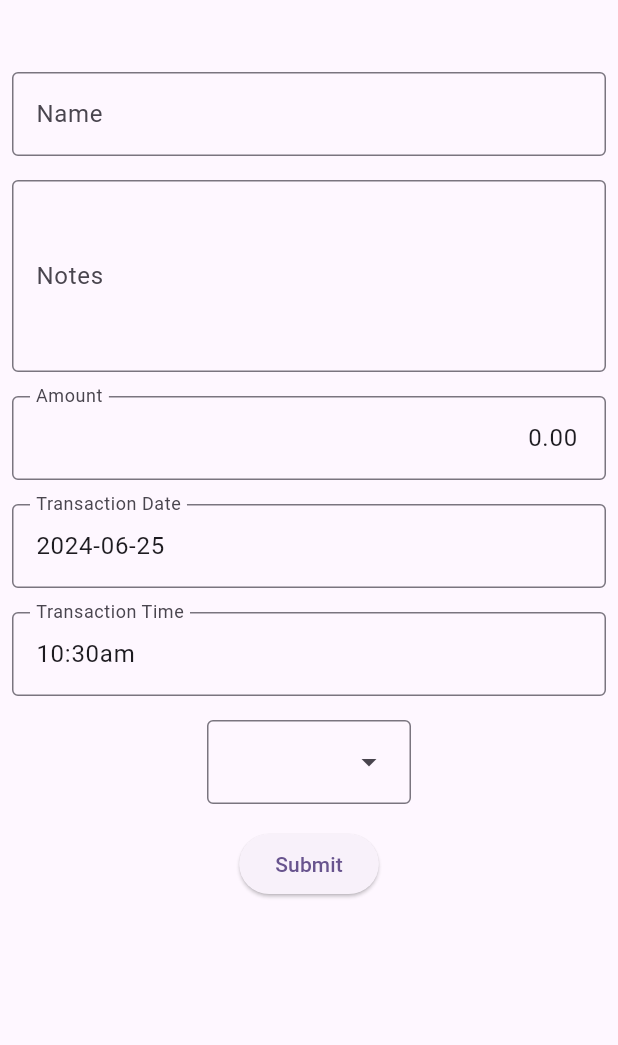
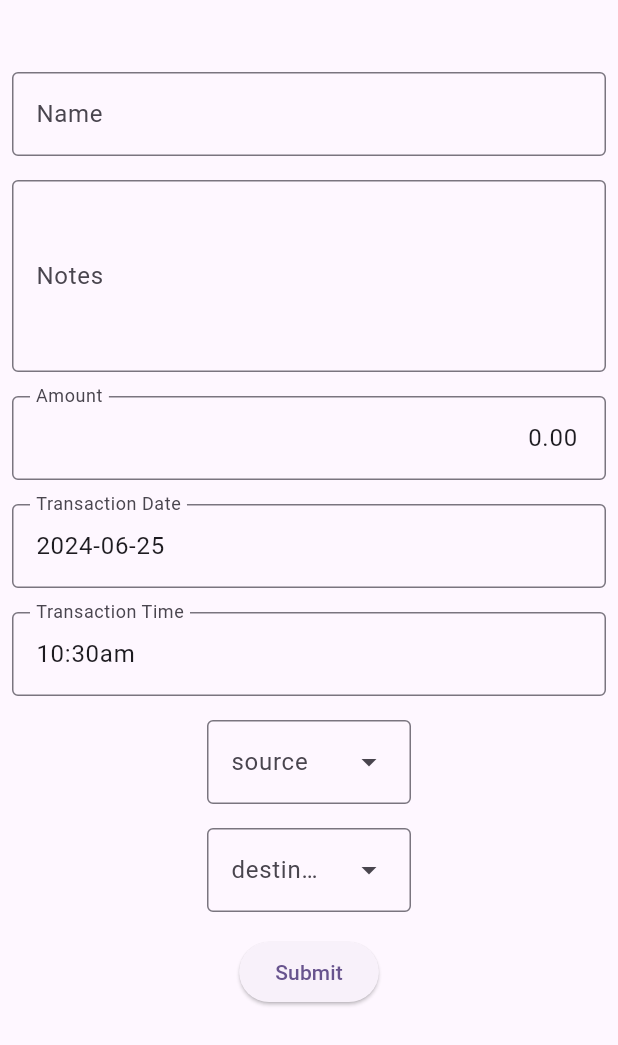
Before and after one commit to TINGWEIJING/mini-expense-tracker, a Flutter app: the screen it shows after launch, on a phone screen of 412 x 824 dp. Shown: the top 1045 px of the screen. Run offline on Flutter 3.47's test engine with Material 3 defaults, Android fonts, the phone set to English and light mode, and no system bars.

Commit message:
🚧 Add destination dropdown field

```diff
--- a/lib/screens/add_expense_screen.dart
+++ b/lib/screens/add_expense_screen.dart
@@ -167,8 +167,18 @@ class _AddExpenseScreenState extends State<AddExpenseScreen> {
               dropdownMenuEntries: ["A", "B"].map((value) {
                 return DropdownMenuEntry(value: value, label: value);
               }).toList(),
+              hintText: "source",
             ),
-            // TODO (WJ): add destination selection
+            SizedBox.fromSize(
+              size: const Size.fromHeight(16),
+            ),
+            DropdownMenu(
+              // TODO (WJ): wrap with form validation
+              dropdownMenuEntries: ["A", "B"].map((value) {
+                return DropdownMenuEntry(value: value, label: value);
+              }).toList(),
+              hintText: "destination",
+            ),
             Padding(
               padding: const EdgeInsets.symmetric(vertical: 16.0),
               child: ElevatedButton(
```
